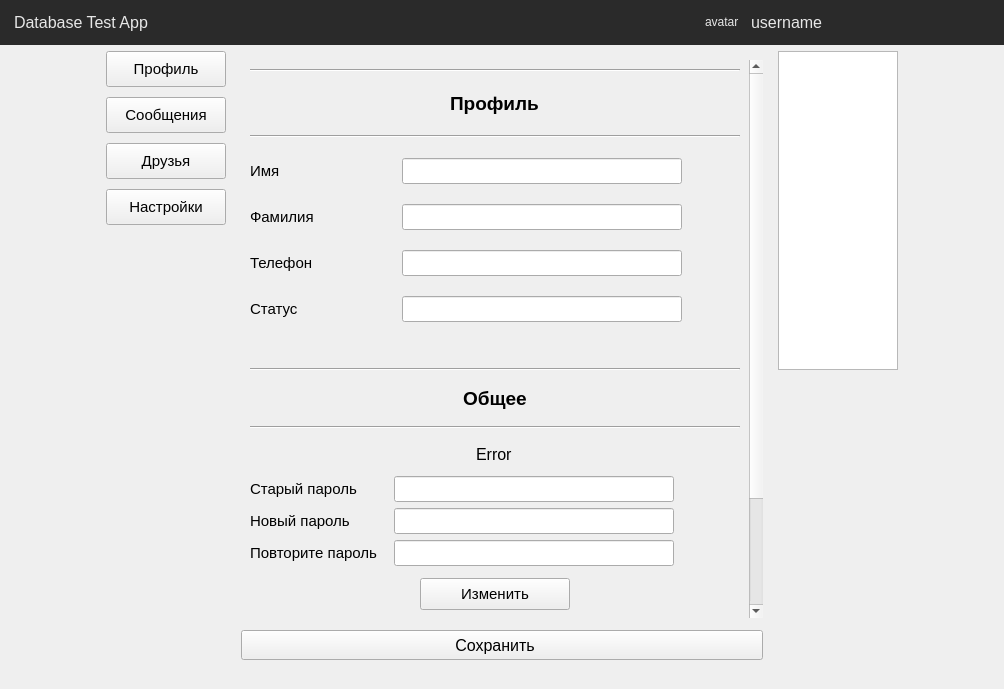
First picture: the form in ui/mainwindow.ui, repository Korostast/chat-database-project, before the edit.
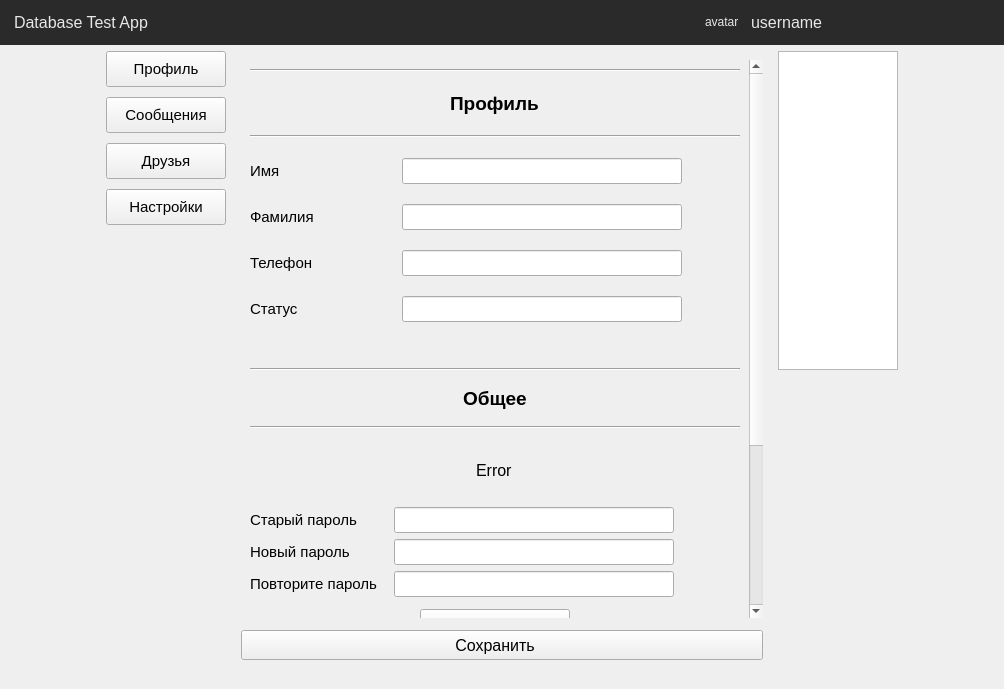
Second picture: the form after the edit. Icons and pictures are not drawn. Custom widgets are drawn as their Qt base class.

Commit message: Changing password and username feature. Fixed avatar editor.

```diff
--- a/ui/mainwindow.ui
+++ b/ui/mainwindow.ui
@@ -257,7 +257,6 @@
                 </property>
                 <property name="font">
                  <font>
-                  <family>Segoe UI</family>
                   <pointsize>11</pointsize>
                   <bold>false</bold>
                  </font>
@@ -1663,6 +1662,18 @@
             </widget>
             <widget class="QWidget" name="chat_creation_page">
              <layout class="QGridLayout" name="gridLayout_13">
+              <property name="leftMargin">
+               <number>0</number>
+              </property>
+              <property name="topMargin">
+               <number>0</number>
+              </property>
+              <property name="rightMargin">
+               <number>0</number>
+              </property>
+              <property name="bottomMargin">
+               <number>0</number>
+              </property>
               <item row="1" column="0">
                <widget class="QListWidget" name="chat_creation_friends_list">
                 <property name="frameShape">
@@ -1758,9 +1769,9 @@
                  <property name="geometry">
                   <rect>
                    <x>0</x>
-                   <y>-202</y>
+                   <y>-292</y>
                    <width>505</width>
-                   <height>746</height>
+                   <height>846</height>
                   </rect>
                  </property>
                  <layout class="QVBoxLayout" name="verticalLayout_4">
@@ -2193,7 +2204,19 @@
                         <number>12</number>
                        </property>
                        <item alignment="Qt::AlignHCenter">
-                        <widget class="QLabel" name="label">
+                        <widget class="QLabel" name="settings_password_error_label">
+                         <property name="sizePolicy">
+                          <sizepolicy hsizetype="Preferred" vsizetype="Preferred">
+                           <horstretch>0</horstretch>
+                           <verstretch>0</verstretch>
+                          </sizepolicy>
+                         </property>
+                         <property name="minimumSize">
+                          <size>
+                           <width>0</width>
+                           <height>50</height>
+                          </size>
+                         </property>
                          <property name="font">
                           <font>
                            <pointsize>12</pointsize>
@@ -2237,7 +2260,7 @@
                           </widget>
                          </item>
                          <item row="1" column="1">
-                          <widget class="QLineEdit" name="settings_firstname_edit_4">
+                          <widget class="QLineEdit" name="settings_old_password_edit">
                            <property name="sizePolicy">
                             <sizepolicy hsizetype="Fixed" vsizetype="Fixed">
                              <horstretch>0</horstretch>
@@ -2255,6 +2278,9 @@
                              <pointsize>11</pointsize>
                             </font>
                            </property>
+                           <property name="echoMode">
+                            <enum>QLineEdit::Password</enum>
+                           </property>
                           </widget>
                          </item>
                          <item row="1" column="2">
@@ -2271,7 +2297,7 @@
                           </spacer>
                          </item>
                          <item row="3" column="1">
-                          <widget class="QLineEdit" name="settings_firstname_edit_6">
+                          <widget class="QLineEdit" name="settings_repeat_password_edit">
                            <property name="sizePolicy">
                             <sizepolicy hsizetype="Fixed" vsizetype="Fixed">
                              <horstretch>0</horstretch>
@@ -2289,6 +2315,9 @@
                              <pointsize>11</pointsize>
                             </font>
                            </property>
+                           <property name="echoMode">
+                            <enum>QLineEdit::Password</enum>
+                           </property>
                           </widget>
                          </item>
                          <item row="1" column="0">
@@ -2340,7 +2369,7 @@
                           </widget>
                          </item>
                          <item row="2" column="1">
-                          <widget class="QLineEdit" name="settings_firstname_edit_5">
+                          <widget class="QLineEdit" name="settings_new_password_edit">
                            <property name="sizePolicy">
                             <sizepolicy hsizetype="Fixed" vsizetype="Fixed">
                              <horstretch>0</horstretch>
@@ -2358,6 +2387,9 @@
                              <pointsize>11</pointsize>
                             </font>
                            </property>
+                           <property name="echoMode">
+                            <enum>QLineEdit::Password</enum>
+                           </property>
                           </widget>
                          </item>
                          <item row="3" column="2">
@@ -2389,7 +2421,7 @@
                         </layout>
                        </item>
                        <item alignment="Qt::AlignHCenter">
-                        <widget class="QPushButton" name="pushButton">
+                        <widget class="QPushButton" name="settings_change_password_button">
                          <property name="sizePolicy">
                           <sizepolicy hsizetype="Fixed" vsizetype="Fixed">
                            <horstretch>0</horstretch>
@@ -2399,7 +2431,7 @@
                          <property name="minimumSize">
                           <size>
                            <width>150</width>
-                           <height>32</height>
+                           <height>36</height>
                           </size>
                          </property>
                          <property name="font">
@@ -2425,7 +2457,7 @@
                        <property name="sizeHint" stdset="0">
                         <size>
                          <width>20</width>
-                         <height>20</height>
+                         <height>30</height>
                         </size>
                        </property>
                       </spacer>
@@ -2436,7 +2468,13 @@
                         <number>12</number>
                        </property>
                        <item alignment="Qt::AlignHCenter">
-                        <widget class="QLabel" name="label_11">
+                        <widget class="QLabel" name="settings_username_error_label">
+                         <property name="minimumSize">
+                          <size>
+                           <width>0</width>
+                           <height>50</height>
+                          </size>
+                         </property>
                          <property name="font">
                           <font>
                            <pointsize>12</pointsize>
@@ -2453,7 +2491,7 @@
                        <item>
                         <layout class="QGridLayout" name="gridLayout_19">
                          <item row="0" column="1">
-                          <widget class="QLineEdit" name="settings_lastname_edit_2">
+                          <widget class="QLineEdit" name="settings_username_edit">
                            <property name="sizePolicy">
                             <sizepolicy hsizetype="Fixed" vsizetype="Fixed">
                              <horstretch>0</horstretch>
@@ -2513,7 +2551,7 @@
                         </layout>
                        </item>
                        <item alignment="Qt::AlignHCenter">
-                        <widget class="QPushButton" name="pushButton_2">
+                        <widget class="QPushButton" name="settings_change_username_button">
                          <property name="sizePolicy">
                           <sizepolicy hsizetype="Fixed" vsizetype="Fixed">
                            <horstretch>0</horstretch>
@@ -2523,7 +2561,7 @@
                          <property name="minimumSize">
                           <size>
                            <width>150</width>
-                           <height>32</height>
+                           <height>36</height>
                           </size>
                          </property>
                          <property name="font">
@@ -2541,6 +2579,22 @@
                     </layout>
                    </widget>
                   </item>
+                  <item>
+                   <spacer name="verticalSpacer_8">
+                    <property name="orientation">
+                     <enum>Qt::Vertical</enum>
+                    </property>
+                    <property name="sizeType">
+                     <enum>QSizePolicy::Expanding</enum>
+                    </property>
+                    <property name="sizeHint" stdset="0">
+                     <size>
+                      <width>20</width>
+                      <height>20</height>
+                     </size>
+                    </property>
+                   </spacer>
+                  </item>
                  </layout>
                 </widget>
                </widget>
```
Left out of the diff: 47 changed lines with no effect on the pictures. The commit also changes 10 other files.
